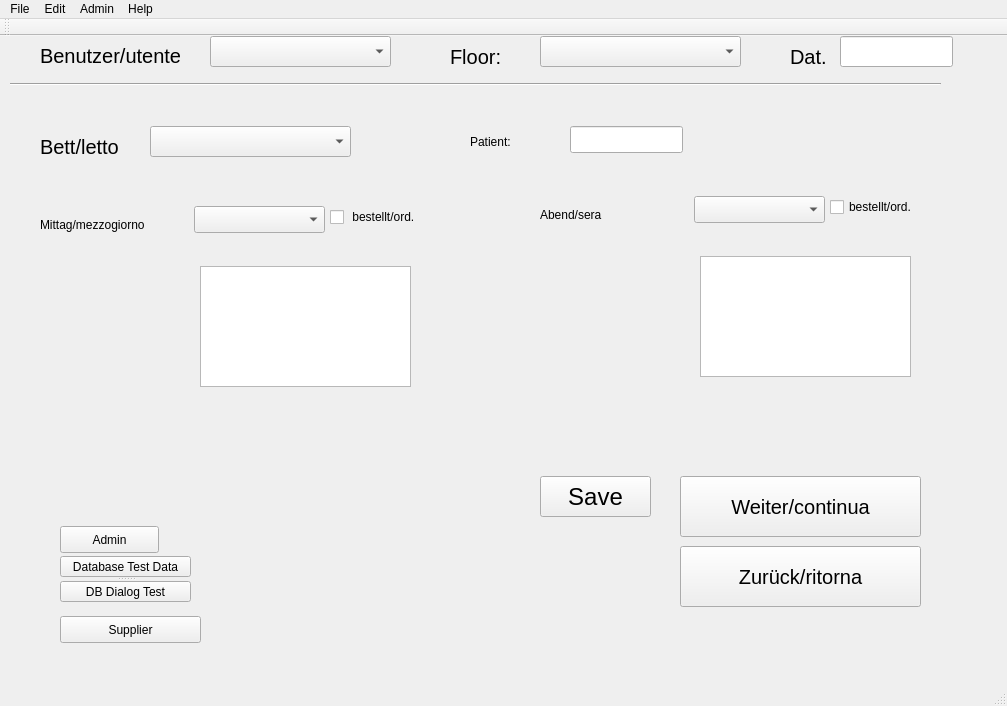
Before: the Qt Designer form MealAdmin/mainwindow.ui in WernerHugendubel/mealadmin, drawn with Qt 5.
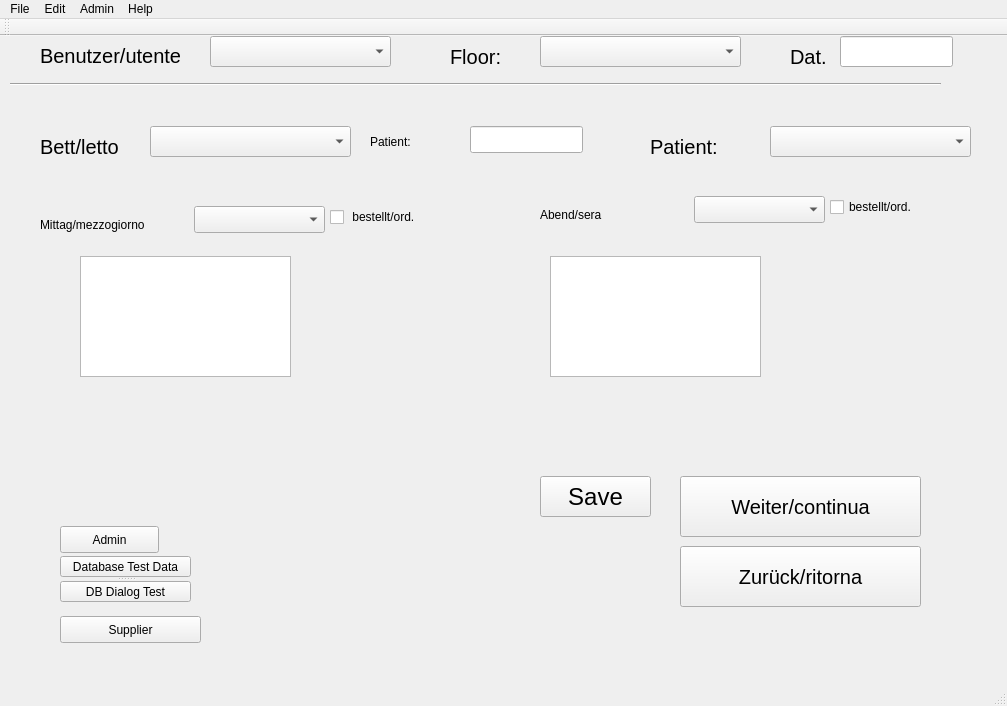
After: the same form once the commit is applied.

Commit message: ComboBox Patient und ModelView probiert!

```diff
--- a/MealAdmin/mainwindow.ui
+++ b/MealAdmin/mainwindow.ui
@@ -304,7 +304,7 @@
    <widget class="QLineEdit" name="lineEdit">
     <property name="geometry">
      <rect>
-      <x>570</x>
+      <x>470</x>
       <y>90</y>
       <width>113</width>
       <height>27</height>
@@ -314,7 +314,7 @@
    <widget class="QLabel" name="label_4">
     <property name="geometry">
      <rect>
-      <x>470</x>
+      <x>370</x>
       <y>90</y>
       <width>81</width>
       <height>31</height>
@@ -327,8 +327,8 @@
    <widget class="QListView" name="listView">
     <property name="geometry">
      <rect>
-      <x>200</x>
-      <y>230</y>
+      <x>80</x>
+      <y>220</y>
       <width>211</width>
       <height>121</height>
      </rect>
@@ -337,7 +337,7 @@
    <widget class="QListView" name="listView_2">
     <property name="geometry">
      <rect>
-      <x>700</x>
+      <x>550</x>
       <y>220</y>
       <width>211</width>
       <height>121</height>
@@ -377,6 +377,39 @@
      </font>
     </property>
    </widget>
+   <widget class="QLabel" name="labelBed_4">
+    <property name="geometry">
+     <rect>
+      <x>650</x>
+      <y>100</y>
+      <width>101</width>
+      <height>21</height>
+     </rect>
+    </property>
+    <property name="font">
+     <font>
+      <pointsize>15</pointsize>
+     </font>
+    </property>
+    <property name="text">
+     <string>Patient:</string>
+    </property>
+   </widget>
+   <widget class="QComboBox" name="comboBoxPatient">
+    <property name="geometry">
+     <rect>
+      <x>770</x>
+      <y>90</y>
+      <width>201</width>
+      <height>31</height>
+     </rect>
+    </property>
+    <property name="font">
+     <font>
+      <pointsize>15</pointsize>
+     </font>
+    </property>
+   </widget>
   </widget>
   <widget class="QMenuBar" name="menuBar">
    <property name="geometry">
```
Left out of the diff: 6 changed lines with no effect on the pictures. The commit also changes 2 other files.
